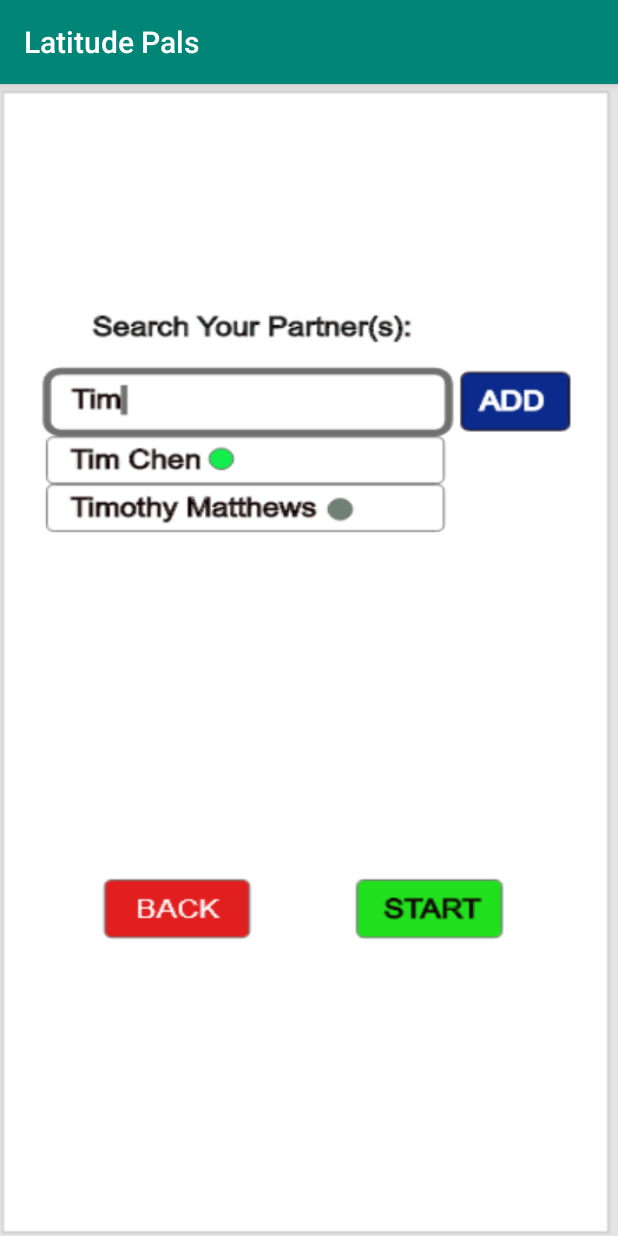
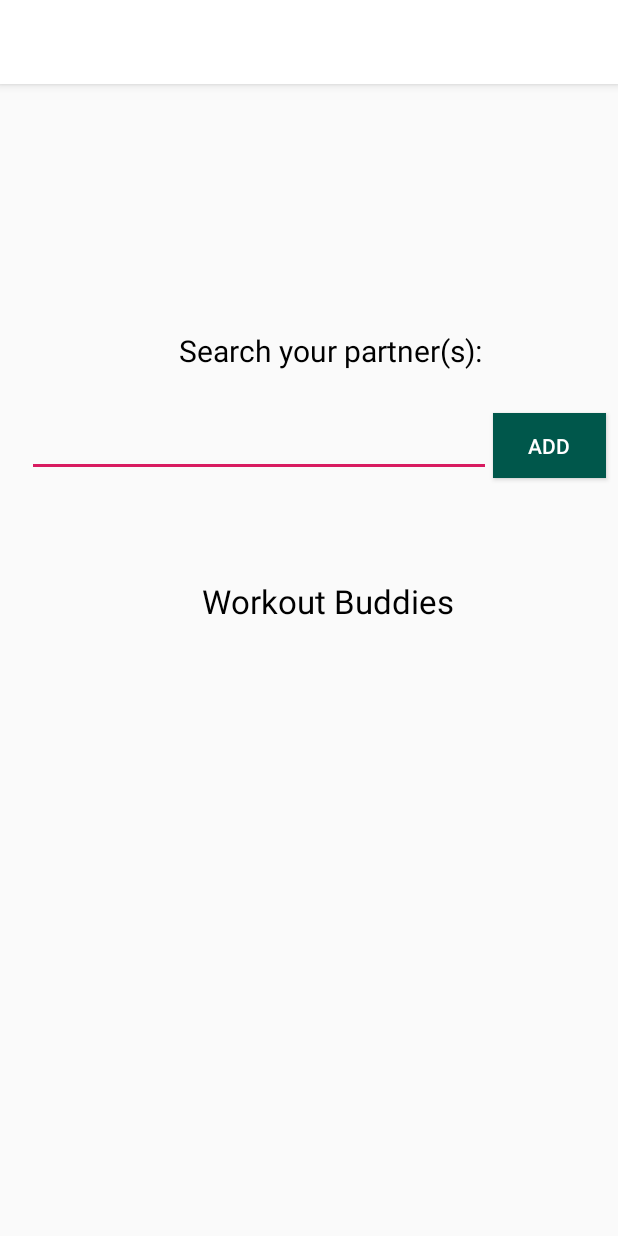
Before and after one commit to ssoemoe/LatitudePals, an Android app: the ChoosingPartner screen opened directly, with no data from a screen before it, on a phone screen of 412 x 824 dp. Run offline under Robolectric (Android 15) with nearby library versions, the phone set to English and light mode, and no system bars.

Commit message:
added partern choosing UI and emoji unicodes

```diff
--- a/app/src/main/java/com/cmsmc434/latitudepals/ChoosingPartner.java
+++ b/app/src/main/java/com/cmsmc434/latitudepals/ChoosingPartner.java
@@ -1,14 +1,27 @@
 package com.cmsmc434.latitudepals;
 
 import androidx.appcompat.app.AppCompatActivity;
-
 import android.os.Bundle;
+import android.widget.ArrayAdapter;
+import android.widget.AutoCompleteTextView;
 
 public class ChoosingPartner extends AppCompatActivity {
+    // hardcoded for demo purpose
+    private String[] partners = {
+           "Tim Chen  \uD83D\uDFE2", "Timothee Chalamet \u25EF", "John Smith \u25EF", "Billy Jean \u25EF"
+    };
+    private AutoCompleteTextView autoTextView;
 
     @Override
     protected void onCreate(Bundle savedInstanceState) {
         super.onCreate(savedInstanceState);
         setContentView(R.layout.choosingpartner);
+
+        // auto complete text view
+        autoTextView = findViewById(R.id.partnerNameInput);
+        ArrayAdapter<String> adapter = new ArrayAdapter<String>(this, android.R.layout.select_dialog_item, partners);
+        autoTextView.setThreshold(1); //will start working from first character
+        autoTextView.setAdapter(adapter);
     }
+
 }
--- a/app/src/main/res/layout/choosingpartner.xml
+++ b/app/src/main/res/layout/choosingpartner.xml
@@ -6,14 +6,63 @@
     android:layout_height="match_parent"
     tools:context=".ChoosingPartner">
 
-    <RelativeLayout xmlns:android="http://schemas.android.com/apk/res/android"
-        android:id="@+id/cpBackground"
-        android:orientation="vertical"
-        android:layout_width="fill_parent"
-        android:layout_height="fill_parent"
-        android:background="@drawable/choosingpartner">
-    </RelativeLayout>
+    <TextView
+        android:id="@+id/searchPartnerTextView"
+        android:layout_width="wrap_content"
+        android:layout_height="wrap_content"
+        android:text="Search your partner(s):"
+        android:textColor="#000000"
+        android:textSize="20sp"
+        app:layout_constraintBottom_toTopOf="@+id/addButton"
+        app:layout_constraintEnd_toEndOf="parent"
+        app:layout_constraintHorizontal_bias="0.57"
+        app:layout_constraintStart_toStartOf="parent"
+        app:layout_constraintTop_toTopOf="parent"
+        app:layout_constraintVertical_bias="0.855" />
 
+    <AutoCompleteTextView
+        android:id="@+id/partnerNameInput"
+        android:layout_width="309dp"
+        android:layout_height="67dp"
+        android:layout_margin="1sp"
+        android:layout_marginLeft="1sp"
+        android:layout_marginTop="1sp"
+        android:layout_marginRight="1sp"
+        android:layout_marginBottom="1sp"
+        android:height="20sp"
+        android:textSize="20sp"
+        app:layout_constraintBottom_toBottomOf="parent"
+        app:layout_constraintEnd_toStartOf="@+id/addButton"
+        app:layout_constraintHorizontal_bias="1.0"
+        app:layout_constraintStart_toStartOf="parent"
+        app:layout_constraintTop_toBottomOf="@+id/searchPartnerTextView"
+        app:layout_constraintVertical_bias="0.004" />
 
+    <Button
+        android:id="@+id/addButton"
+        android:layout_width="75dp"
+        android:layout_height="43dp"
+        android:layout_marginEnd="8dp"
+        android:layout_marginRight="8dp"
+        android:background="@color/colorPrimaryDark"
+        android:text="Add"
+        android:textColor="@color/colorPrimary"
+        app:layout_constraintBottom_toBottomOf="parent"
+        app:layout_constraintEnd_toEndOf="parent"
+        app:layout_constraintTop_toTopOf="parent"
+        app:layout_constraintVertical_bias="0.303" />
 
+    <TextView
+        android:id="@+id/textView2"
+        android:layout_width="wrap_content"
+        android:layout_height="wrap_content"
+        android:text="Workout Buddies"
+        android:textColor="#000000"
+        android:textSize="22sp"
+        app:layout_constraintBottom_toBottomOf="parent"
+        app:layout_constraintEnd_toEndOf="parent"
+        app:layout_constraintHorizontal_bias="0.553"
+        app:layout_constraintStart_toStartOf="parent"
+        app:layout_constraintTop_toBottomOf="@+id/partnerNameInput"
+        app:layout_constraintVertical_bias="0.142" />
 </androidx.constraintlayout.widget.ConstraintLayout>
--- a/app/src/main/res/values/colors.xml
+++ b/app/src/main/res/values/colors.xml
@@ -1,6 +1,6 @@
 <?xml version="1.0" encoding="utf-8"?>
 <resources>
-    <color name="colorPrimary">#008577</color>
+    <color name="colorPrimary">#FFFFFF</color>
     <color name="colorPrimaryDark">#00574B</color>
     <color name="colorAccent">#D81B60</color>
 </resources>
```
